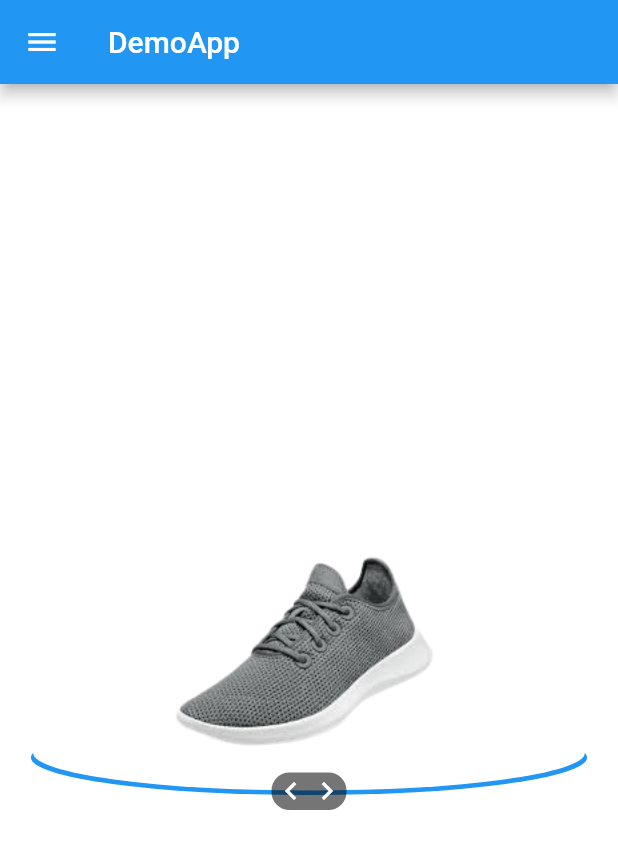
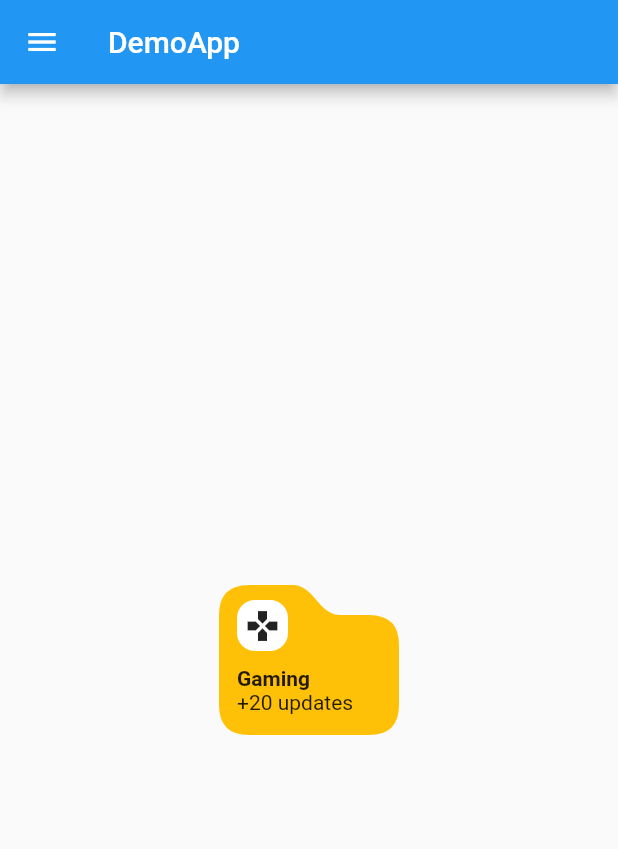
Before and after one commit to Tolulope05/flutter_pratical_challenge, a Flutter app: the screen it shows after launch, on a phone screen of 412 x 824 dp. Shown: the top 849 px of the screen. Run offline on Flutter 3.47's test engine with Material 2 defaults, Android fonts, the light colour scheme and no system bars; our stand-ins replace permission_handler, shimmer.

Commit message:
added custom folder

```diff
--- /dev/null
+++ b/lib/10_belzier_curve/folder_painter.dart
@@ -0,0 +1,92 @@
+import 'package:flutter/material.dart';
+
+class CustomFolder extends StatelessWidget {
+  const CustomFolder({Key? key}) : super(key: key);
+
+  // This widget is the root of your application.
+  @override
+  Widget build(BuildContext context) {
+    return Scaffold(
+      appBar: AppBar(
+        leading: const Icon(Icons.menu),
+        title: const Text('DemoApp'),
+      ),
+      body: Center(
+        child: SizedBox(
+          width: 120,
+          height: 100,
+          child: InkWell(
+            onTap: () => debugPrint('object'),
+            child: CustomPaint(
+              painter: FolderPainter(),
+              child: Padding(
+                padding: const EdgeInsets.only(left: 12.0, top: 10.0),
+                child: Column(
+                  crossAxisAlignment: CrossAxisAlignment.start,
+                  children: <Widget>[
+                    Container(
+                        decoration: BoxDecoration(
+                            color: Colors.white,
+                            borderRadius: BorderRadius.circular(12)),
+                        child: const Padding(
+                          padding: EdgeInsets.all(5.0),
+                          child: Icon(Icons.gamepad),
+                        )),
+                    const SizedBox(height: 10),
+                    const Text(
+                      'Gaming',
+                      style: TextStyle(fontWeight: FontWeight.w600),
+                    ),
+                    const Text(
+                      '+20 updates',
+                      style: TextStyle(fontWeight: FontWeight.w400),
+                    )
+                  ],
+                ),
+              ),
+            ),
+          ),
+        ),
+      ),
+    );
+  }
+}
+
+class FolderPainter extends CustomPainter {
+  @override
+  void paint(Canvas canvas, Size size) {
+    print(size.height);
+    Paint paint = Paint();
+    Path path = Path();
+    double top = 20.0;
+    double border1 = 20.0;
+    double border2 = 6.0;
+    double dst1 = size.width * .62;
+    double dst2 = size.width * .62 - 19;
+
+    paint.color = Colors.amber;
+    paint.style = PaintingStyle.stroke;
+    paint.style = PaintingStyle.fill;
+    paint.strokeWidth = 1;
+
+    path.moveTo(border1, 0);
+    path.quadraticBezierTo(0, 0, 0, border1);
+    path.lineTo(0, size.height - border1);
+    path.quadraticBezierTo(0, size.height, border1, size.height);
+    path.lineTo(size.width - border1, size.height);
+    path.quadraticBezierTo(
+        size.width, size.height, size.width, size.height - border1);
+    path.lineTo(size.width, top + border1);
+    path.quadraticBezierTo(size.width, top, size.width - border1, top);
+    path.lineTo(dst1 + border2, top);
+    path.quadraticBezierTo(dst1, top, dst1 - border2, top - border2);
+    path.lineTo(dst2 + border2, 0 + border2);
+    path.quadraticBezierTo(dst2, 0, dst2 - border2, 0);
+    canvas.drawPath(path, paint);
+  }
+
+  @override
+  bool shouldRepaint(CustomPainter oldDelegate) {
+    return true;
+  }
+}
--- a/lib/main.dart
+++ b/lib/main.dart
@@ -4,6 +4,7 @@ import 'package:flutter_pratical_challenge/09_advnced_pdf_learning/work_file.dar
 import 'package:provider/provider.dart';
 
 import '10_belzier_curve/10_belzier_curve.dart';
+import '10_belzier_curve/folder_painter.dart';
 
 void main() {
   runApp(const MyApp());
@@ -26,7 +27,7 @@ class MyApp extends StatelessWidget {
             theme: ThemeData(
               primarySwatch: Colors.blue,
             ),
-            home: const BelzierCurve(),
+            home: const CustomFolder(),
           );
         });
   }
```
